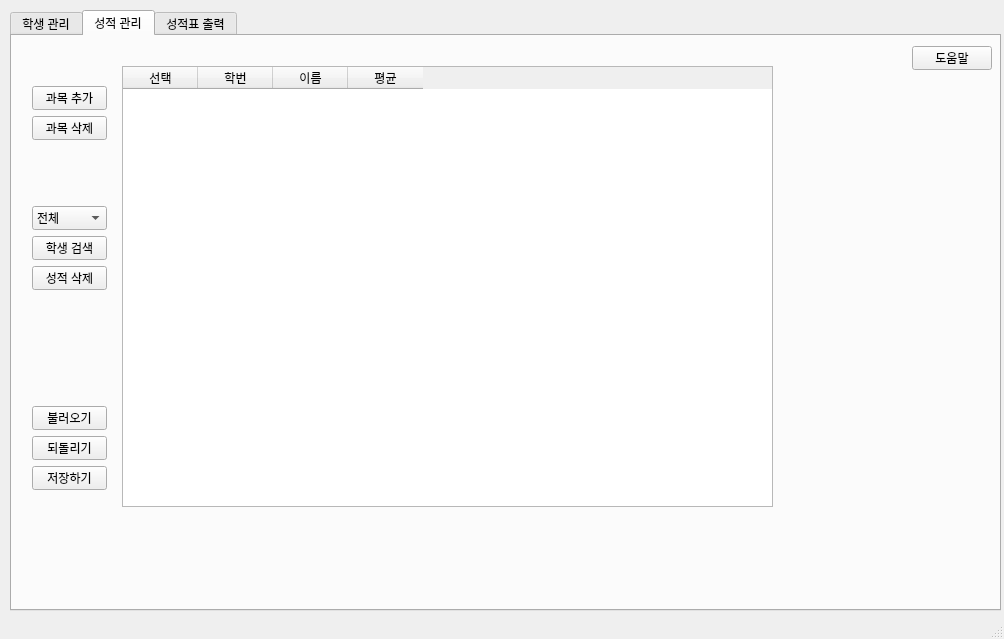
Qt form QManager/manager.ui (mekhanjc/student_grade_manager) before a commit.
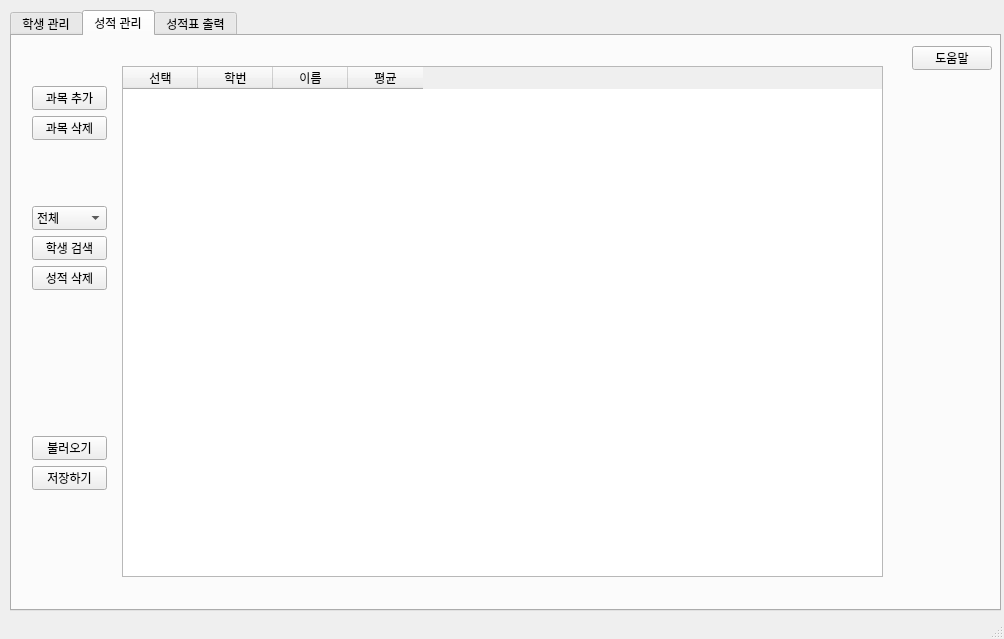
The same form after that commit. The open tabs and pages were chosen to show the change.

Patch:
```diff
--- a/QManager/manager.ui
+++ b/QManager/manager.ui
@@ -346,8 +346,8 @@
        <rect>
         <x>110</x>
         <y>30</y>
-        <width>651</width>
-        <height>441</height>
+        <width>761</width>
+        <height>511</height>
        </rect>
       </property>
       <property name="toolTip">
@@ -425,22 +425,6 @@
        <string>저장하기</string>
       </property>
      </widget>
-     <widget class="QPushButton" name="recallGradeButton">
-      <property name="geometry">
-       <rect>
-        <x>20</x>
-        <y>400</y>
-        <width>75</width>
-        <height>24</height>
-       </rect>
-      </property>
-      <property name="toolTip">
-       <string>성적파일을 되돌립니다.</string>
-      </property>
-      <property name="text">
-       <string>되돌리기</string>
-      </property>
-     </widget>
      <widget class="QPushButton" name="searchStudentButton">
       <property name="geometry">
        <rect>
@@ -461,7 +445,7 @@
       <property name="geometry">
        <rect>
         <x>20</x>
-        <y>370</y>
+        <y>400</y>
         <width>75</width>
         <height>24</height>
        </rect>
```
Left out of the diff: 2 changed lines with no effect on the pictures.
